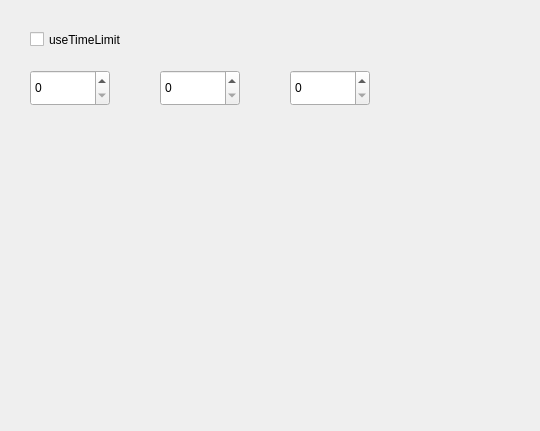
Before: the Qt Designer form Adora/Adora/Ui/Setting/TimeLimitSettingWidget.ui in hash1018/Adora, drawn with Qt 5.
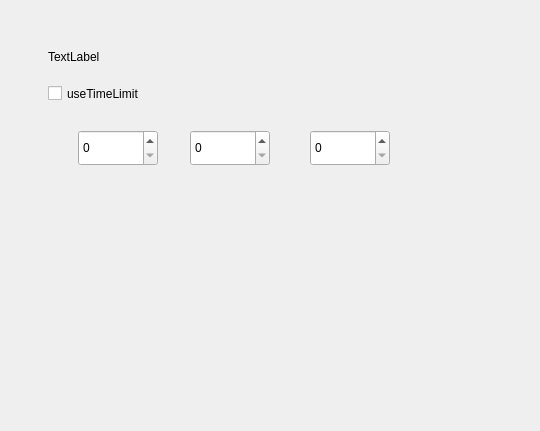
After: the same form once the commit is applied.

```diff
--- a/Adora/Adora/Ui/Setting/TimeLimitSettingWidget.ui
+++ b/Adora/Adora/Ui/Setting/TimeLimitSettingWidget.ui
@@ -16,8 +16,8 @@
   <widget class="QCheckBox" name="useTimeLimitCheckBox">
    <property name="geometry">
     <rect>
-     <x>30</x>
-     <y>30</y>
+     <x>48</x>
+     <y>84</y>
      <width>191</width>
      <height>19</height>
     </rect>
@@ -29,8 +29,8 @@
   <widget class="QSpinBox" name="hourSpinBox">
    <property name="geometry">
     <rect>
-     <x>30</x>
-     <y>70</y>
+     <x>78</x>
+     <y>130</y>
      <width>80</width>
      <height>36</height>
     </rect>
@@ -54,8 +54,8 @@
   <widget class="QSpinBox" name="minuteSpinBox">
    <property name="geometry">
     <rect>
-     <x>160</x>
-     <y>70</y>
+     <x>190</x>
+     <y>130</y>
      <width>80</width>
      <height>36</height>
     </rect>
@@ -79,8 +79,8 @@
   <widget class="QSpinBox" name="secondSpinBox">
    <property name="geometry">
     <rect>
-     <x>290</x>
-     <y>70</y>
+     <x>310</x>
+     <y>130</y>
      <width>80</width>
      <height>36</height>
     </rect>
@@ -101,6 +101,31 @@
     <number>59</number>
    </property>
   </widget>
+  <widget class="QLabel" name="timeLimitLabel">
+   <property name="geometry">
+    <rect>
+     <x>48</x>
+     <y>45</y>
+     <width>74</width>
+     <height>23</height>
+    </rect>
+   </property>
+   <property name="minimumSize">
+    <size>
+     <width>74</width>
+     <height>23</height>
+    </size>
+   </property>
+   <property name="maximumSize">
+    <size>
+     <width>74</width>
+     <height>23</height>
+    </size>
+   </property>
+   <property name="text">
+    <string>TextLabel</string>
+   </property>
+  </widget>
  </widget>
  <resources/>
  <connections/>
```
